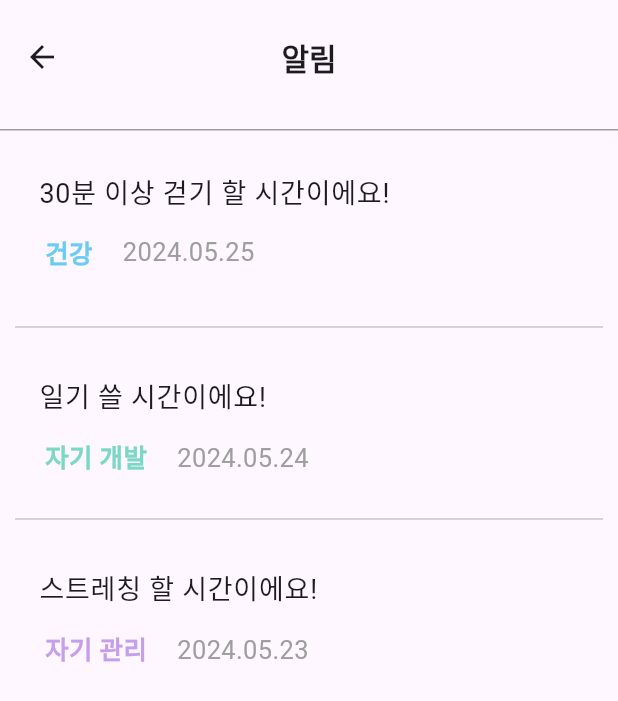
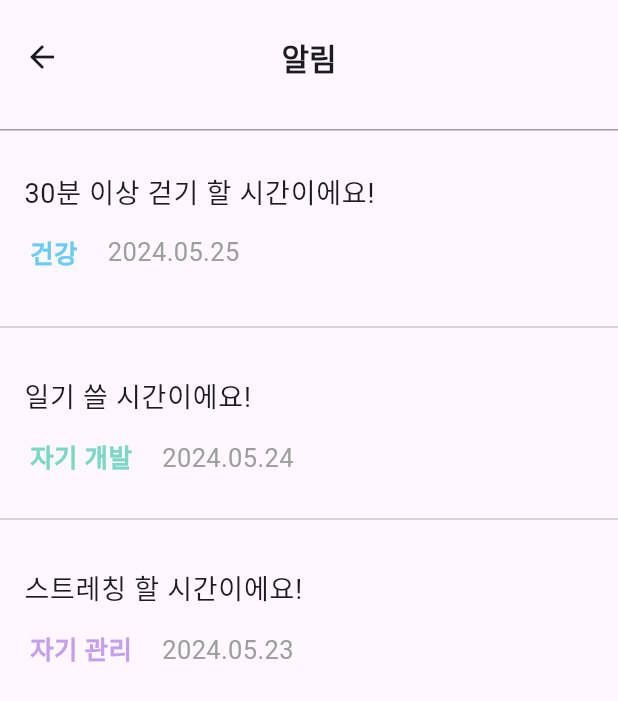
Before and after one commit to RoutineAde/RoutineAde-Frontend, a Flutter app: the AlarmListPage screen opened directly, on a phone screen of 412 x 824 dp. Shown: the top 701 px of the screen. Run offline on Flutter 3.47's test engine with Material 3 defaults, Android fonts, the phone set to English and light mode, and no system bars; our stand-ins replace shared_preferences; missing offline and left inert: flutter_calendar_week; accounts and stored records are empty; network calls fail.

Commit message:
ui수정

```diff
--- a/lib/routine_home/AlarmListPage.dart
+++ b/lib/routine_home/AlarmListPage.dart
@@ -5,46 +5,53 @@ class AlarmListPage extends StatefulWidget {
 
   @override
   State<AlarmListPage> createState() => _AlarmListPageState();
-
 }
-
-
 
 class _AlarmListPageState extends State<AlarmListPage> {
   @override
   Widget build(BuildContext context) {
     return Scaffold(
       appBar: PreferredSize(
-        preferredSize: Size.fromHeight(100), // AppBar 높이 설정
+          preferredSize: const Size.fromHeight(100), // AppBar 높이 설정
           child: Column(
             children: [
-            SizedBox(height: 10,),
+              const SizedBox(
+                height: 10,
+              ),
               AppBar(
                 centerTitle: true,
-              title: Text('알림', style: TextStyle(
-                fontSize: 20, fontWeight: FontWeight.bold,
-              ),),
+                title: const Text(
+                  '알림',
+                  style: TextStyle(
+                    fontSize: 20,
+                    fontWeight: FontWeight.bold,
                   ),
-            SizedBox(height: 20.0,),
+                ),
+              ),
+              const SizedBox(
+                height: 20.0,
+              ),
               Container(
                 height: 1.0,
                 color: Colors.grey,
               )
             ],
-        )
-      ),
+          )),
       body: Expanded(
-        child:  ListView(
-          padding: EdgeInsets.fromLTRB(10, 0, 10, 10),
+        child: ListView(
+          // padding: EdgeInsets.fromLTRB(10, 0, 10, 10),
           children: <Widget>[
             ListTile(
               title: Wrap(
                 children: [
                   Container(
-                    child: Padding(
+                    child: const Padding(
                       padding: EdgeInsets.zero,
-                      child: Text("30분 이상 걷기 할 시간이에요!", style: TextStyle(
-                        fontSize:18,),
+                      child: Text(
+                        "30분 이상 걷기 할 시간이에요!",
+                        style: TextStyle(
+                          fontSize: 18,
+                        ),
                       ),
                     ),
                   ),
@@ -53,61 +60,60 @@ class _AlarmListPageState extends State<AlarmListPage> {
             ),
             Column(
               children: <Widget>[
-
                 Container(
-                  padding: EdgeInsets.fromLTRB(20.0, 0.0, 0, 0),
-                  child: Column(
+                  padding: const EdgeInsets.fromLTRB(20.0, 0.0, 0, 0),
+                  child: const Column(
                     children: <Widget>[
-
-
                       Row(
                         mainAxisAlignment: MainAxisAlignment.spaceBetween,
                         children: <Widget>[
                           Row(
                             children: [
-                              Text("건강", style: TextStyle(
-                                color: Color(0xff6ACBF3), fontWeight: FontWeight.bold,
+                              Text(
+                                "건강",
+                                style: TextStyle(
+                                  color: Color(0xff6ACBF3),
+                                  fontWeight: FontWeight.bold,
                                   fontSize: 17,
-                              ),),
-                              SizedBox(width: 20,),
-                              Text("2024.05.25", style: TextStyle(
-                                color: Colors.grey, fontSize: 17,
-                              ),),
-
+                                ),
+                              ),
+                              SizedBox(
+                                width: 20,
+                              ),
+                              Text(
+                                "2024.05.25",
+                                style: TextStyle(
+                                  color: Colors.grey,
+                                  fontSize: 17,
+                                ),
+                              ),
                             ],
                           ),
-
-
                         ],
                       ),
-
-
-
-                      SizedBox(height: 30,),
-
-
-
-
-
-
+                      SizedBox(
+                        height: 30,
+                      ),
                     ],
                   ),
                 )
               ],
             ),
-
-            Divider(),
-            SizedBox(height: 10,),
-
-
+            const Divider(),
+            const SizedBox(
+              height: 10,
+            ),
             ListTile(
               title: Wrap(
                 children: [
                   Container(
-                    child: Padding(
+                    child: const Padding(
                       padding: EdgeInsets.zero,
-                      child: Text("일기 쓸 시간이에요!", style: TextStyle(
-                        fontSize:18,),
+                      child: Text(
+                        "일기 쓸 시간이에요!",
+                        style: TextStyle(
+                          fontSize: 18,
+                        ),
                       ),
                     ),
                   ),
@@ -116,60 +122,60 @@ class _AlarmListPageState extends State<AlarmListPage> {
             ),
             Column(
               children: <Widget>[
-
                 Container(
-                  padding: EdgeInsets.fromLTRB(20.0, 0.0, 0, 0),
-                  child: Column(
+                  padding: const EdgeInsets.fromLTRB(20.0, 0.0, 0, 0),
+                  child: const Column(
                     children: <Widget>[
-
-
                       Row(
                         mainAxisAlignment: MainAxisAlignment.spaceBetween,
                         children: <Widget>[
                           Row(
                             children: [
-                              Text("자기 개발", style: TextStyle(
-                                color: Color(0xff7BD7C6), fontWeight: FontWeight.bold,
+                              Text(
+                                "자기 개발",
+                                style: TextStyle(
+                                  color: Color(0xff7BD7C6),
+                                  fontWeight: FontWeight.bold,
                                   fontSize: 17,
-                              ),),
-                              SizedBox(width: 20,),
-                              Text("2024.05.24", style: TextStyle(
-                                color: Colors.grey, fontSize: 17,
-                              ),),
-
+                                ),
+                              ),
+                              SizedBox(
+                                width: 20,
+                              ),
+                              Text(
+                                "2024.05.24",
+                                style: TextStyle(
+                                  color: Colors.grey,
+                                  fontSize: 17,
+                                ),
+                              ),
                             ],
                           ),
-
-
                         ],
                       ),
-
-
-
-                      SizedBox(height: 20,),
-
-
-
-
+                      SizedBox(
+                        height: 20,
+                      ),
                     ],
                   ),
                 )
               ],
             ),
-
-
-            Divider(),
-            SizedBox(height: 10,),
-
-
+            const Divider(),
+            const SizedBox(
+              height: 10,
+            ),
             ListTile(
               title: Wrap(
                 children: [
                   Container(
-                    child: Padding(
+                    child: const Padding(
                       padding: EdgeInsets.zero,
-                      child: Text("스트레칭 할 시간이에요!", style: TextStyle(
-                        fontSize:18,),
+                      child: Text(
+                        "스트레칭 할 시간이에요!",
+                        style: TextStyle(
+                          fontSize: 18,
+                        ),
                       ),
                     ),
                   ),
@@ -178,56 +184,45 @@ class _AlarmListPageState extends State<AlarmListPage> {
             ),
             Column(
               children: <Widget>[
-
                 Container(
-                  padding: EdgeInsets.fromLTRB(20.0, 0.0, 0, 0),
-                  child: Column(
+                  padding: const EdgeInsets.fromLTRB(20.0, 0.0, 0, 0),
+                  child: const Column(
                     children: <Widget>[
-
-
                       Row(
                         mainAxisAlignment: MainAxisAlignment.spaceBetween,
                         children: <Widget>[
                           Row(
                             children: [
-                              Text("자기 관리", style: TextStyle(
-                                color: Color(0xffC69FEC), fontWeight: FontWeight.bold,
+                              Text(
+                                "자기 관리",
+                                style: TextStyle(
+                                  color: Color(0xffC69FEC),
+                                  fontWeight: FontWeight.bold,
                                   fontSize: 17,
-                              ),),
-                              SizedBox(width: 20,),
-                              Text("2024.05.23", style: TextStyle(
-                                color: Colors.grey, fontSize: 17,
-                              ),),
-
+                                ),
+                              ),
+                              SizedBox(
+                                width: 20,
+                              ),
+                              Text(
+                                "2024.05.23",
+                                style: TextStyle(
+                                  color: Colors.grey,
+                                  fontSize: 17,
+                                ),
+                              ),
                             ],
                           ),
-
-
                         ],
                       ),
-
-
-
-                      SizedBox(height: 20,),
-
-
-
-
+                      SizedBox(
+                        height: 20,
+                      ),
                     ],
                   ),
                 )
               ],
             ),
-
-
-
-
-
-
-
-
-
-
           ],
         ),
       ),
```
Also changed, not shown: lib/routine_group/GroupRoutinePage.dart (+112 -66 lines), lib/routine_home/MyRoutinePage.dart (+6 -5 lines). Lines whose indentation alone changed are shown as unchanged.
